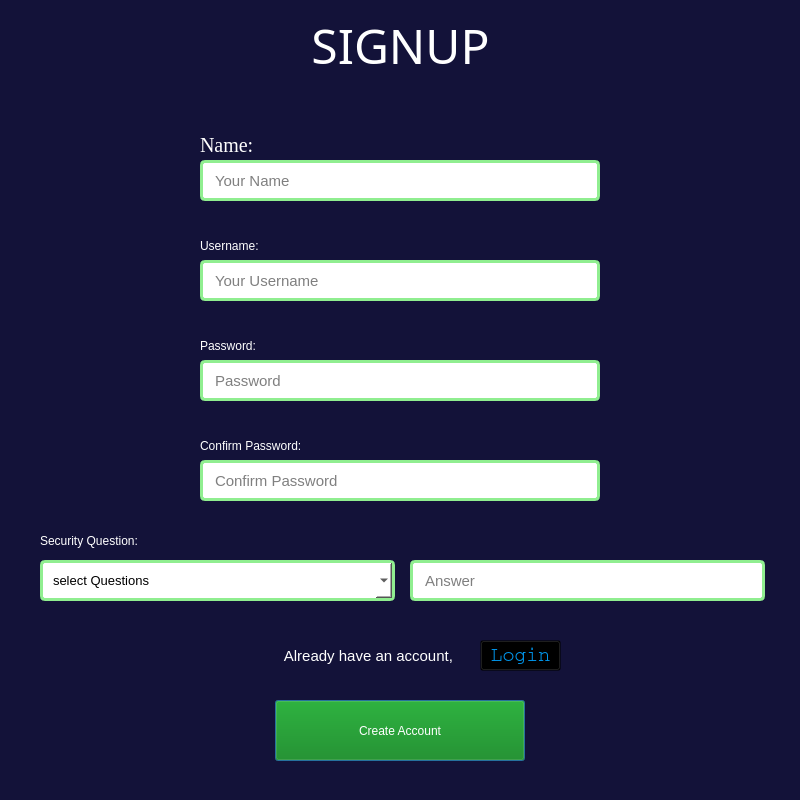
Above: ui_files/Signuppage.ui from omkar2887/Whack_A_Mole before the change. Below: the same form after it.
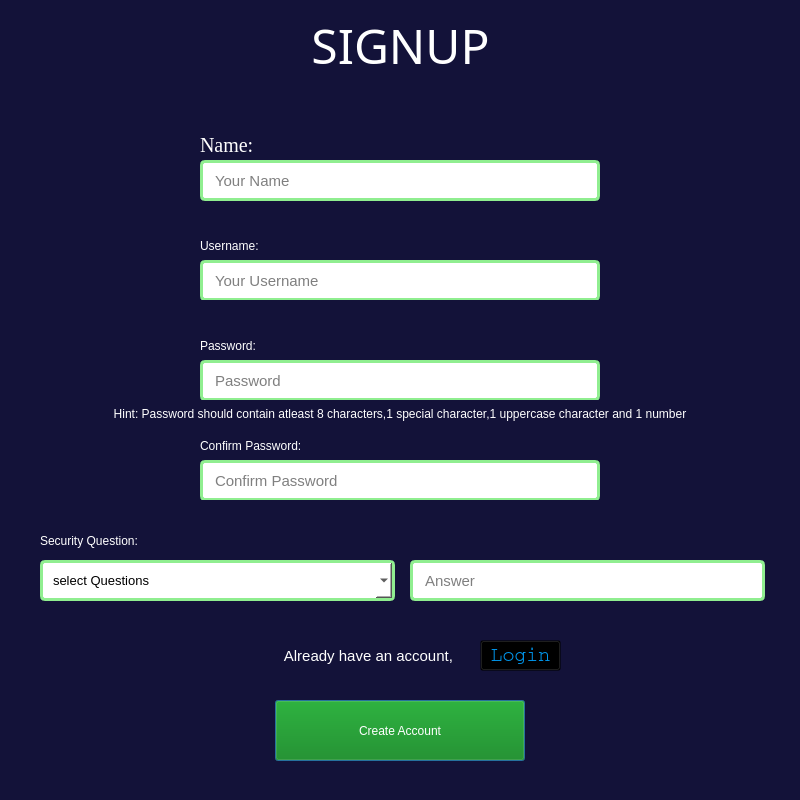
That is the form after the change.

```diff
--- a/ui_files/Signuppage.ui
+++ b/ui_files/Signuppage.ui
@@ -442,6 +442,86 @@
     <set>Qt::AlignCenter</set>
    </property>
   </widget>
+  <widget class="QLabel" name="f_responseerror">
+   <property name="geometry">
+    <rect>
+     <x>160</x>
+     <y>300</y>
+     <width>500</width>
+     <height>28</height>
+    </rect>
+   </property>
+   <property name="styleSheet">
+    <string notr="true">font: 10pt &quot;Meiryo UI&quot;;
+color:red;</string>
+   </property>
+   <property name="text">
+    <string/>
+   </property>
+   <property name="alignment">
+    <set>Qt::AlignCenter</set>
+   </property>
+  </widget>
+  <widget class="QLabel" name="f_responseerror1">
+   <property name="geometry">
+    <rect>
+     <x>160</x>
+     <y>610</y>
+     <width>500</width>
+     <height>28</height>
+    </rect>
+   </property>
+   <property name="styleSheet">
+    <string notr="true">font: 10pt &quot;Meiryo UI&quot;;
+color:red;</string>
+   </property>
+   <property name="text">
+    <string/>
+   </property>
+   <property name="alignment">
+    <set>Qt::AlignCenter</set>
+   </property>
+  </widget>
+  <widget class="QLabel" name="f_responseerror2">
+   <property name="geometry">
+    <rect>
+     <x>160</x>
+     <y>500</y>
+     <width>500</width>
+     <height>28</height>
+    </rect>
+   </property>
+   <property name="styleSheet">
+    <string notr="true">font: 10pt &quot;Meiryo UI&quot;;
+color:red;</string>
+   </property>
+   <property name="text">
+    <string/>
+   </property>
+   <property name="alignment">
+    <set>Qt::AlignCenter</set>
+   </property>
+  </widget>
+  <widget class="QLabel" name="f_responseerror2_2">
+   <property name="geometry">
+    <rect>
+     <x>70</x>
+     <y>400</y>
+     <width>660</width>
+     <height>28</height>
+    </rect>
+   </property>
+   <property name="styleSheet">
+    <string notr="true">font: 10pt &quot;Meiryo UI&quot;;
+color:white;</string>
+   </property>
+   <property name="text">
+    <string>Hint: Password should contain atleast 8 characters,1 special character,1 uppercase character and 1 number</string>
+   </property>
+   <property name="alignment">
+    <set>Qt::AlignCenter</set>
+   </property>
+  </widget>
  </widget>
  <resources/>
  <connections/>
```
